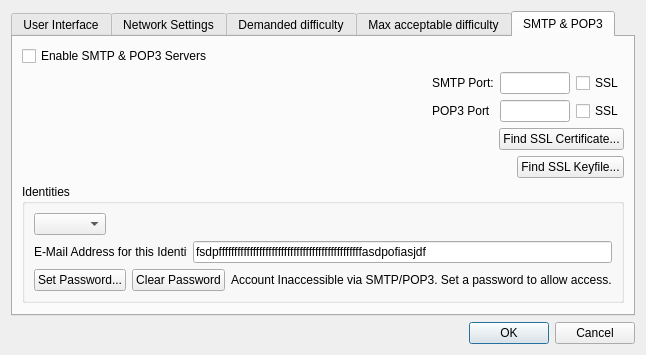
First picture: the form in src/bitmessageqt/settings.ui, repository Bitmessage/PyBitmessage, before the edit.
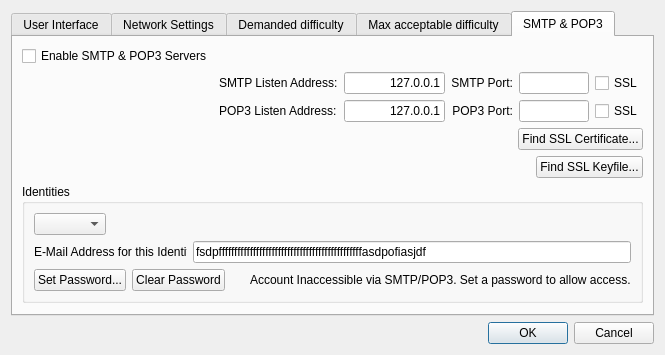
Second picture: the form after the edit. The open tabs and pages were chosen to show the change.

Commit message: Adding ability to specify listening address

```diff
--- a/src/bitmessageqt/settings.ui
+++ b/src/bitmessageqt/settings.ui
@@ -496,7 +496,185 @@
        <string>SMTP &amp;&amp; POP3</string>
       </attribute>
       <layout class="QGridLayout" name="gridLayout_8">
-       <item row="3" column="0" colspan="4">
+       <item row="1" column="2" colspan="2">
+        <widget class="QLineEdit" name="lineEditSMTPAddress">
+         <property name="minimumSize">
+          <size>
+           <width>101</width>
+           <height>0</height>
+          </size>
+         </property>
+         <property name="text">
+          <string>127.0.0.1</string>
+         </property>
+         <property name="alignment">
+          <set>Qt::AlignRight|Qt::AlignTrailing|Qt::AlignVCenter</set>
+         </property>
+        </widget>
+       </item>
+       <item row="1" column="1">
+        <widget class="QLabel" name="label_19">
+         <property name="text">
+          <string>SMTP Listen Address:</string>
+         </property>
+        </widget>
+       </item>
+       <item row="1" column="0">
+        <spacer name="horizontalSpacer_12">
+         <property name="orientation">
+          <enum>Qt::Horizontal</enum>
+         </property>
+         <property name="sizeHint" stdset="0">
+          <size>
+           <width>40</width>
+           <height>20</height>
+          </size>
+         </property>
+        </spacer>
+       </item>
+       <item row="1" column="4">
+        <widget class="QLabel" name="label_16">
+         <property name="text">
+          <string>SMTP Port:</string>
+         </property>
+         <property name="alignment">
+          <set>Qt::AlignRight|Qt::AlignTrailing|Qt::AlignVCenter</set>
+         </property>
+        </widget>
+       </item>
+       <item row="1" column="5">
+        <widget class="QLineEdit" name="lineEditSMTPPort">
+         <property name="enabled">
+          <bool>true</bool>
+         </property>
+         <property name="sizePolicy">
+          <sizepolicy hsizetype="Fixed" vsizetype="Fixed">
+           <horstretch>0</horstretch>
+           <verstretch>0</verstretch>
+          </sizepolicy>
+         </property>
+         <property name="maximumSize">
+          <size>
+           <width>70</width>
+           <height>16777215</height>
+          </size>
+         </property>
+        </widget>
+       </item>
+       <item row="8" column="0" colspan="4">
+        <spacer name="verticalSpacer_4">
+         <property name="orientation">
+          <enum>Qt::Vertical</enum>
+         </property>
+         <property name="sizeHint" stdset="0">
+          <size>
+           <width>20</width>
+           <height>40</height>
+          </size>
+         </property>
+        </spacer>
+       </item>
+       <item row="2" column="0">
+        <spacer name="horizontalSpacer_6">
+         <property name="orientation">
+          <enum>Qt::Horizontal</enum>
+         </property>
+         <property name="sizeHint" stdset="0">
+          <size>
+           <width>40</width>
+           <height>20</height>
+          </size>
+         </property>
+        </spacer>
+       </item>
+       <item row="0" column="0">
+        <widget class="QCheckBox" name="checkBoxEnableSMTPPOP3Servers">
+         <property name="text">
+          <string>Enable SMTP &amp;&amp; POP3 Servers</string>
+         </property>
+        </widget>
+       </item>
+       <item row="4" column="0" colspan="7">
+        <layout class="QHBoxLayout" name="horizontalLayout_4">
+         <item>
+          <spacer name="horizontalSpacer_11">
+           <property name="orientation">
+            <enum>Qt::Horizontal</enum>
+           </property>
+           <property name="sizeHint" stdset="0">
+            <size>
+             <width>40</width>
+             <height>20</height>
+            </size>
+           </property>
+          </spacer>
+         </item>
+         <item>
+          <widget class="QPushButton" name="pushButtonFindSSLKeyfile">
+           <property name="text">
+            <string>Find SSL Keyfile...</string>
+           </property>
+          </widget>
+         </item>
+        </layout>
+       </item>
+       <item row="2" column="5">
+        <widget class="QLineEdit" name="lineEditPOP3Port">
+         <property name="sizePolicy">
+          <sizepolicy hsizetype="Fixed" vsizetype="Fixed">
+           <horstretch>0</horstretch>
+           <verstretch>0</verstretch>
+          </sizepolicy>
+         </property>
+         <property name="maximumSize">
+          <size>
+           <width>70</width>
+           <height>16777215</height>
+          </size>
+         </property>
+        </widget>
+       </item>
+       <item row="2" column="6">
+        <widget class="QCheckBox" name="checkBoxEnablePOP3SSL">
+         <property name="text">
+          <string>SSL</string>
+         </property>
+        </widget>
+       </item>
+       <item row="1" column="6">
+        <widget class="QCheckBox" name="checkBoxEnableSMTPSSL">
+         <property name="text">
+          <string>SSL</string>
+         </property>
+        </widget>
+       </item>
+       <item row="2" column="4">
+        <widget class="QLabel" name="label_17">
+         <property name="text">
+          <string>POP3 Port:</string>
+         </property>
+         <property name="alignment">
+          <set>Qt::AlignRight|Qt::AlignTrailing|Qt::AlignVCenter</set>
+         </property>
+        </widget>
+       </item>
+       <item row="2" column="2" colspan="2">
+        <widget class="QLineEdit" name="lineEditPOP3Address">
+         <property name="minimumSize">
+          <size>
+           <width>101</width>
+           <height>0</height>
+          </size>
+         </property>
+         <property name="text">
+          <string>127.0.0.1</string>
+         </property>
+         <property name="alignment">
+          <set>Qt::AlignRight|Qt::AlignTrailing|Qt::AlignVCenter</set>
+         </property>
+        </widget>
+       </item>
+       <item row="3" column="0" colspan="7">
         <layout class="QHBoxLayout" name="horizontalLayout_3">
          <item>
           <spacer name="horizontalSpacer_10">
@@ -520,7 +698,14 @@
          </item>
         </layout>
        </item>
-       <item row="7" column="0" colspan="4">
+       <item row="2" column="1">
+        <widget class="QLabel" name="label_20">
+         <property name="text">
+          <string>POP3 Listen Address:</string>
+         </property>
+        </widget>
+       </item>
+       <item row="7" column="0" colspan="7">
         <widget class="QGroupBox" name="groupBox_3">
          <property name="title">
           <string>Identities</string>
@@ -638,139 +823,6 @@
          </layout>
         </widget>
        </item>
-       <item row="2" column="1">
-        <widget class="QLabel" name="label_17">
-         <property name="text">
-          <string>POP3 Port</string>
-         </property>
-        </widget>
-       </item>
-       <item row="1" column="1">
-        <widget class="QLabel" name="label_16">
-         <property name="text">
-          <string>SMTP Port:</string>
-         </property>
-        </widget>
-       </item>
-       <item row="2" column="3">
-        <widget class="QCheckBox" name="checkBoxEnablePOP3SSL">
-         <property name="text">
-          <string>SSL</string>
-         </property>
-        </widget>
-       </item>
-       <item row="2" column="2">
-        <widget class="QLineEdit" name="lineEditPOP3Port">
-         <property name="sizePolicy">
-          <sizepolicy hsizetype="Fixed" vsizetype="Fixed">
-           <horstretch>0</horstretch>
-           <verstretch>0</verstretch>
-          </sizepolicy>
-         </property>
-         <property name="maximumSize">
-          <size>
-           <width>70</width>
-           <height>16777215</height>
-          </size>
-         </property>
-        </widget>
-       </item>
-       <item row="8" column="0" colspan="4">
-        <spacer name="verticalSpacer_4">
-         <property name="orientation">
-          <enum>Qt::Vertical</enum>
-         </property>
-         <property name="sizeHint" stdset="0">
-          <size>
-           <width>20</width>
-           <height>40</height>
-          </size>
-         </property>
-        </spacer>
-       </item>
-       <item row="2" column="0">
-        <spacer name="horizontalSpacer_7">
-         <property name="orientation">
-          <enum>Qt::Horizontal</enum>
-         </property>
-         <property name="sizeHint" stdset="0">
-          <size>
-           <width>40</width>
-           <height>20</height>
-          </size>
-         </property>
-        </spacer>
-       </item>
-       <item row="1" column="3">
-        <widget class="QCheckBox" name="checkBoxEnableSMTPSSL">
-         <property name="text">
-          <string>SSL</string>
-         </property>
-        </widget>
-       </item>
-       <item row="1" column="2">
-        <widget class="QLineEdit" name="lineEditSMTPPort">
-         <property name="enabled">
-          <bool>true</bool>
-         </property>
-         <property name="sizePolicy">
-          <sizepolicy hsizetype="Fixed" vsizetype="Fixed">
-           <horstretch>0</horstretch>
-           <verstretch>0</verstretch>
-          </sizepolicy>
-         </property>
-         <property name="maximumSize">
-          <size>
-           <width>70</width>
-           <height>16777215</height>
-          </size>
-         </property>
-        </widget>
-       </item>
-       <item row="1" column="0">
-        <spacer name="horizontalSpacer_6">
-         <property name="orientation">
-          <enum>Qt::Horizontal</enum>
-         </property>
-         <property name="sizeHint" stdset="0">
-          <size>
-           <width>40</width>
-           <height>20</height>
-          </size>
-         </property>
-        </spacer>
-       </item>
-       <item row="0" column="0">
-        <widget class="QCheckBox" name="checkBoxEnableSMTPPOP3Servers">
-         <property name="text">
-          <string>Enable SMTP &amp;&amp; POP3 Servers</string>
-         </property>
-        </widget>
-       </item>
-       <item row="4" column="0" colspan="4">
-        <layout class="QHBoxLayout" name="horizontalLayout_4">
-         <item>
-          <spacer name="horizontalSpacer_11">
-           <property name="orientation">
-            <enum>Qt::Horizontal</enum>
-           </property>
-           <property name="sizeHint" stdset="0">
-            <size>
-             <width>40</width>
-             <height>20</height>
-            </size>
-           </property>
-          </spacer>
-         </item>
-         <item>
-          <widget class="QPushButton" name="pushButtonFindSSLKeyfile">
-           <property name="text">
-            <string>Find SSL Keyfile...</string>
-           </property>
-          </widget>
-         </item>
-        </layout>
-       </item>
       </layout>
      </widget>
     </widget>
```
The commit also changes 5 other files.
